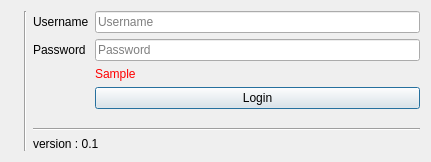
Qt form sultan/gui/logindialog.ui (apinprastya/sultan) before a commit.
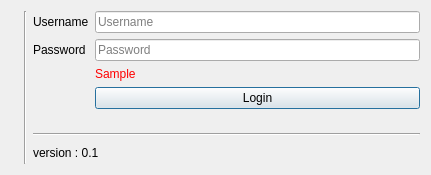
The same form after that commit. Icons and pictures are not drawn.

Patch:
```diff
--- a/sultan/gui/logindialog.ui
+++ b/sultan/gui/logindialog.ui
@@ -7,7 +7,7 @@
     <x>0</x>
     <y>0</y>
     <width>431</width>
-    <height>162</height>
+    <height>175</height>
    </rect>
   </property>
   <property name="windowTitle">
@@ -109,7 +109,18 @@
       </widget>
      </item>
      <item>
+      <layout class="QHBoxLayout" name="horizontalLayout_2">
+       <property name="topMargin">
+        <number>0</number>
+       </property>
+       <item>
       <widget class="QLabel" name="label_4">
+         <property name="sizePolicy">
+          <sizepolicy hsizetype="Expanding" vsizetype="Preferred">
+           <horstretch>0</horstretch>
+           <verstretch>0</verstretch>
+          </sizepolicy>
+         </property>
        <property name="styleSheet">
         <string notr="true">font-size: 12px;</string>
        </property>
@@ -117,6 +128,25 @@
         <string notr="true">version : 0.1</string>
        </property>
       </widget>
+       </item>
+       <item>
+        <widget class="QPushButton" name="pushConfig">
+         <property name="text">
+          <string/>
+         </property>
+         <property name="icon">
+          <iconset resource="../sultan.qrc">
+           <normaloff>:/images/16x16/gear.png</normaloff>:/images/16x16/gear.png</iconset>
+         </property>
+         <property name="autoDefault">
+          <bool>false</bool>
+         </property>
+         <property name="flat">
+          <bool>true</bool>
+         </property>
+        </widget>
+       </item>
+      </layout>
      </item>
     </layout>
    </item>
```
Left out of the diff: 3 changed lines with no effect on the pictures. Lines whose indentation alone changed are shown as unchanged.
